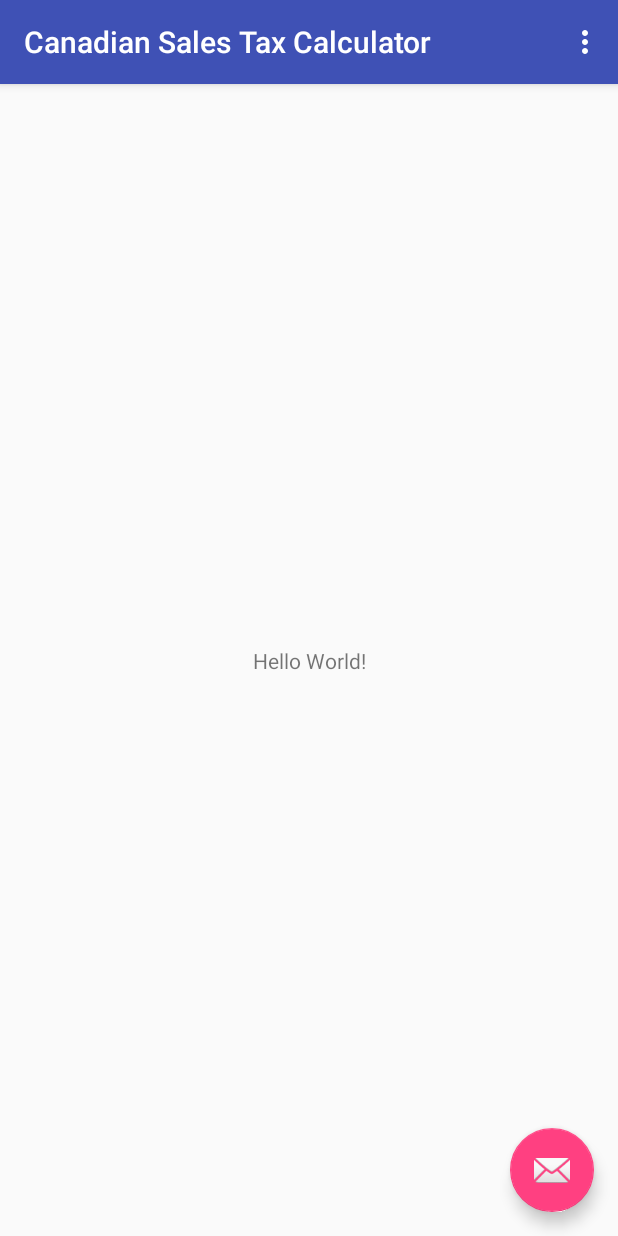
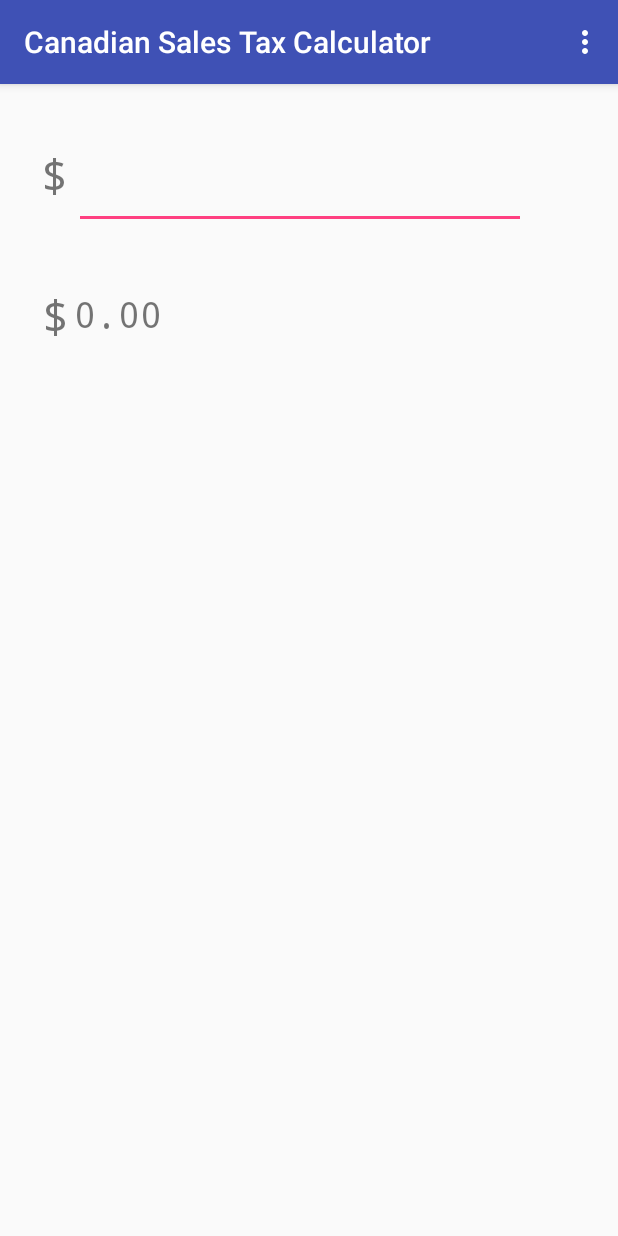
Before and after one commit to teddy-gustiaux/canadian-sales-tax-calculator, an Android app: the screen it shows after launch (MainActivity), on a phone screen of 412 x 824 dp. Run offline under Robolectric (Android 15) with nearby library versions, the phone set to English and light mode, and no system bars.

Commit message:
Added basic percentage calculator

```diff
--- a/app/build.gradle
+++ b/app/build.gradle
@@ -5,7 +5,7 @@ android {
     buildToolsVersion "25.0.2"
     defaultConfig {
         applicationId "com.gustiaux.canadiansalestaxcalculator"
-        minSdkVersion 15
+        minSdkVersion 16
         targetSdkVersion 25
         versionCode 1
         versionName "1.0"
--- a/app/src/main/java/com/gustiaux/canadiansalestaxcalculator/MainActivity.java
+++ b/app/src/main/java/com/gustiaux/canadiansalestaxcalculator/MainActivity.java
@@ -5,11 +5,17 @@ import android.support.design.widget.FloatingActionButton;
 import android.support.design.widget.Snackbar;
 import android.support.v7.app.AppCompatActivity;
 import android.support.v7.widget.Toolbar;
+import android.text.Editable;
+import android.text.TextWatcher;
 import android.view.View;
 import android.view.Menu;
 import android.view.MenuItem;
+import android.widget.EditText;
+import android.widget.TextView;
 
 public class MainActivity extends AppCompatActivity {
+
+    protected TextView result;
 
     @Override
     protected void onCreate(Bundle savedInstanceState) {
@@ -18,14 +24,9 @@ public class MainActivity extends AppCompatActivity {
         Toolbar toolbar = (Toolbar) findViewById(R.id.toolbar);
         setSupportActionBar(toolbar);
 
-        FloatingActionButton fab = (FloatingActionButton) findViewById(R.id.fab);
-        fab.setOnClickListener(new View.OnClickListener() {
-            @Override
-            public void onClick(View view) {
-                Snackbar.make(view, "Replace with your own action", Snackbar.LENGTH_LONG)
-                        .setAction("Action", null).show();
-            }
-        });
+        result = (TextView) findViewById(R.id.result);
+        EditText text = (EditText) findViewById(R.id.priceInput);
+        text.addTextChangedListener(inputPriceWatcher);
     }
 
     @Override
@@ -49,4 +50,21 @@ public class MainActivity extends AppCompatActivity {
 
         return super.onOptionsItemSelected(item);
     }
+
+    private TextWatcher inputPriceWatcher = new TextWatcher() {
+
+        public void afterTextChanged(Editable s) {
+            result.setText("1.0");
+            Double inputPrice = Double.parseDouble(s.toString());
+            inputPrice = inputPrice * 1.13;
+            result.setText(inputPrice.toString());
+        }
+
+        public void beforeTextChanged(CharSequence s, int start, int count, int after) {
+        }
+
+        public void onTextChanged(CharSequence s, int start, int before,
+                                  int count) {
+        }
+    };
 }
--- a/app/src/main/res/layout/activity_main.xml
+++ b/app/src/main/res/layout/activity_main.xml
@@ -22,12 +22,4 @@
 
     <include layout="@layout/content_main" />
 
-    <android.support.design.widget.FloatingActionButton
-        android:id="@+id/fab"
-        android:layout_width="wrap_content"
-        android:layout_height="wrap_content"
-        android:layout_gravity="bottom|end"
-        android:layout_margin="@dimen/fab_margin"
-        app:srcCompat="@android:drawable/ic_dialog_email" />
-
 </android.support.design.widget.CoordinatorLayout>
--- a/app/src/main/res/layout/content_main.xml
+++ b/app/src/main/res/layout/content_main.xml
@@ -8,13 +8,90 @@
     tools:context="com.gustiaux.canadiansalestaxcalculator.MainActivity"
     tools:showIn="@layout/activity_main">
 
-    <TextView
+    <EditText
+        android:id="@+id/priceInput"
+        android:layout_width="301dp"
+        android:layout_height="67dp"
+        android:layout_marginEnd="16dp"
+        android:layout_marginRight="0dp"
+        android:ems="10"
+        android:fontFamily="monospace"
+        android:inputType="numberDecimal"
+        android:singleLine="true"
+        android:textSize="24sp"
+        app:layout_constraintBaseline_toBaselineOf="@+id/priceDollarSign"
+        app:layout_constraintRight_toLeftOf="@+id/guideline4"
+        tools:layout_constraintBaseline_creator="1"
+        tools:layout_constraintRight_creator="1" />
+
+    <android.support.constraint.Guideline
         android:layout_width="wrap_content"
         android:layout_height="wrap_content"
-        android:text="Hello World!"
-        app:layout_constraintBottom_toBottomOf="parent"
+        android:id="@+id/guideline"
+        app:layout_constraintGuide_begin="25dp"
+        android:orientation="horizontal"
+        tools:layout_editor_absoluteY="25dp"
+        tools:layout_editor_absoluteX="0dp" />
+
+    <android.support.constraint.Guideline
+        android:layout_width="wrap_content"
+        android:layout_height="wrap_content"
+        android:id="@+id/guideline3"
+        app:layout_constraintGuide_begin="20dp"
+        android:orientation="vertical"
+        tools:layout_editor_absoluteY="0dp"
+        tools:layout_editor_absoluteX="20dp" />
+
+    <android.support.constraint.Guideline
+        android:layout_width="wrap_content"
+        android:layout_height="wrap_content"
+        android:id="@+id/guideline4"
+        app:layout_constraintGuide_begin="367dp"
+        android:orientation="vertical"
+        tools:layout_editor_absoluteY="0dp"
+        tools:layout_editor_absoluteX="367dp" />
+
+    <TextView
+        android:id="@+id/priceDollarSign"
+        android:layout_width="22dp"
+        android:layout_height="38dp"
+        android:layout_marginTop="40dp"
+        android:fontFamily="monospace"
+        android:text="$"
+        android:textSize="30sp"
+        app:layout_constraintRight_toLeftOf="@+id/priceInput"
+        app:layout_constraintTop_toTopOf="parent"
+        tools:layout_constraintTop_creator="1" />
+
+    <TextView
+        android:id="@+id/resultDollarSign"
+        android:layout_width="22dp"
+        android:layout_height="38dp"
+        android:layout_marginLeft="28dp"
+        android:layout_marginTop="56dp"
+        android:fontFamily="monospace"
+        android:text="$"
+        android:textSize="30sp"
         app:layout_constraintLeft_toLeftOf="parent"
-        app:layout_constraintRight_toRightOf="parent"
-        app:layout_constraintTop_toTopOf="parent" />
+        app:layout_constraintTop_toBottomOf="@+id/priceDollarSign" />
+
+    <android.support.constraint.Guideline
+        android:layout_width="wrap_content"
+        android:layout_height="wrap_content"
+        android:id="@+id/guideline5"
+        app:layout_constraintGuide_begin="20dp"
+        android:orientation="vertical" />
+
+    <TextView
+        android:id="@+id/result"
+        android:layout_width="309dp"
+        android:layout_height="38dp"
+        android:layout_marginRight="8dp"
+        android:layout_marginTop="40dp"
+        android:fontFamily="monospace"
+        android:text="0.00"
+        android:textSize="24sp"
+        app:layout_constraintRight_toLeftOf="@+id/guideline4"
+        app:layout_constraintTop_toBottomOf="@+id/priceInput" />
 
 </android.support.constraint.ConstraintLayout>
```
